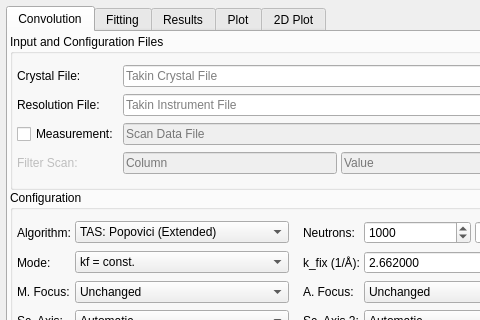
tweber-ill/ill_mirror-takin2-core, file ui/monteconvo.ui: the form before one commit; both pictures show x 0 to 480 and y 0 to 320 of the 599 by 693 pixel window.
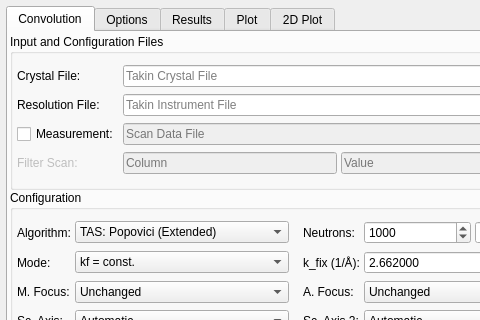
The form after the commit. Custom widgets are drawn as their Qt base class.

The edit to the form file:
```diff
--- a/ui/monteconvo.ui
+++ b/ui/monteconvo.ui
@@ -1238,7 +1238,7 @@
      </widget>
      <widget class="QWidget" name="tabFitting">
       <attribute name="title">
-       <string>Fitting</string>
+       <string>Options</string>
       </attribute>
       <layout class="QGridLayout" name="gridLayout_13">
        <property name="horizontalSpacing">
```
Left out of the diff: 2 changed lines with no effect on the pictures.
